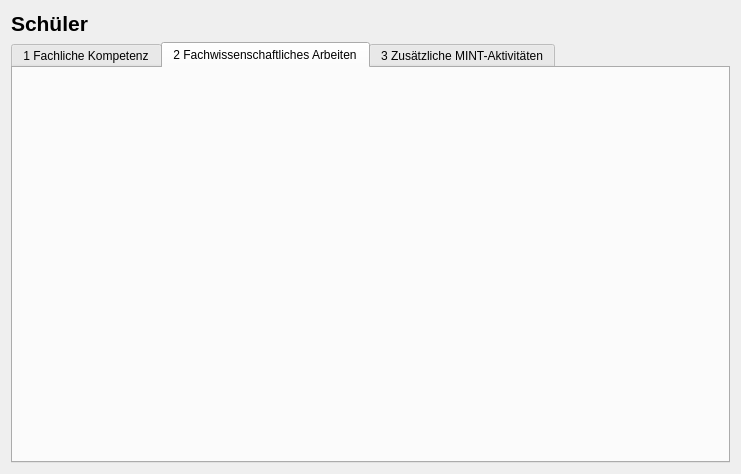
First picture: the form in mint-manager/manageactivitiesdialog.ui, repository MCG-Dallgow/MINT-Manager, before the edit.
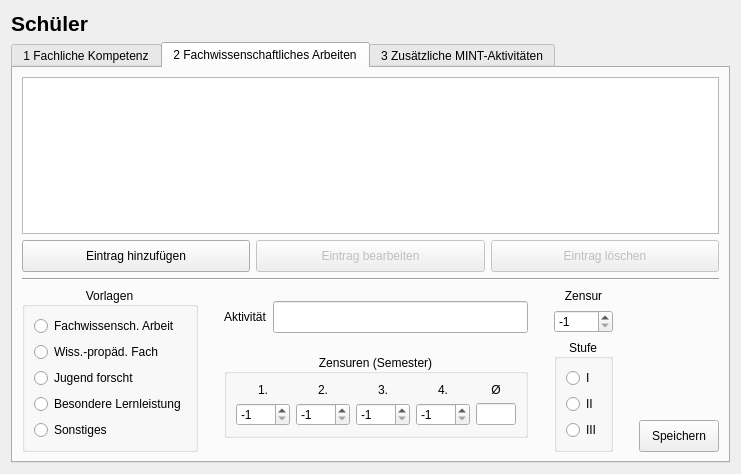
Second picture: the form after the edit. The open tabs and pages were chosen to show the change.

Commit message: Add UI for tab 2 of ManageActivitiesDialog

```diff
--- a/mint-manager/manageactivitiesdialog.ui
+++ b/mint-manager/manageactivitiesdialog.ui
@@ -941,6 +941,482 @@
         <attribute name="title">
          <string>2 Fachwissenschaftliches Arbeiten</string>
         </attribute>
+        <layout class="QVBoxLayout" name="verticalLayout_12">
+         <item>
+          <widget class="QTableView" name="tab2_tblActivities"/>
+         </item>
+         <item>
+          <layout class="QHBoxLayout" name="tab2_horizontalLayout_1">
+           <item>
+            <widget class="QPushButton" name="tab2_btnAddEntry">
+             <property name="minimumSize">
+              <size>
+               <width>0</width>
+               <height>32</height>
+              </size>
+             </property>
+             <property name="text">
+              <string>Eintrag hinzufügen</string>
+             </property>
+            </widget>
+           </item>
+           <item>
+            <widget class="QPushButton" name="tab2_btnEditEntry">
+             <property name="enabled">
+              <bool>false</bool>
+             </property>
+             <property name="minimumSize">
+              <size>
+               <width>0</width>
+               <height>32</height>
+              </size>
+             </property>
+             <property name="text">
+              <string>Eintrag bearbeiten</string>
+             </property>
+            </widget>
+           </item>
+           <item>
+            <widget class="QPushButton" name="tab2_btnRemoveEntry">
+             <property name="enabled">
+              <bool>false</bool>
+             </property>
+             <property name="minimumSize">
+              <size>
+               <width>0</width>
+               <height>32</height>
+              </size>
+             </property>
+             <property name="text">
+              <string>Eintrag löschen</string>
+             </property>
+            </widget>
+           </item>
+          </layout>
+         </item>
+         <item>
+          <widget class="Line" name="tab2_line_1">
+           <property name="orientation">
+            <enum>Qt::Horizontal</enum>
+           </property>
+          </widget>
+         </item>
+         <item>
+          <layout class="QHBoxLayout" name="tab2horizontalLayout_2">
+           <item>
+            <widget class="QGroupBox" name="tab2_gbTemplates">
+             <property name="title">
+              <string>Vorlagen</string>
+             </property>
+             <property name="alignment">
+              <set>Qt::AlignCenter</set>
+             </property>
+             <layout class="QVBoxLayout" name="verticalLayout_4">
+              <item>
+               <widget class="QRadioButton" name="tab2_rbFachwissArbeit">
+                <property name="text">
+                 <string>Fachwissensch. Arbeit</string>
+                </property>
+               </widget>
+              </item>
+              <item>
+               <widget class="QRadioButton" name="tab2_rbWissPropFach">
+                <property name="text">
+                 <string>Wiss.-propäd. Fach</string>
+                </property>
+               </widget>
+              </item>
+              <item>
+               <widget class="QRadioButton" name="tab2_rbJugendForscht">
+                <property name="text">
+                 <string>Jugend forscht</string>
+                </property>
+               </widget>
+              </item>
+              <item>
+               <widget class="QRadioButton" name="tab2_rbBesondereLernleistung">
+                <property name="text">
+                 <string>Besondere Lernleistung</string>
+                </property>
+               </widget>
+              </item>
+              <item>
+               <widget class="QRadioButton" name="tab2_rbSonstiges">
+                <property name="text">
+                 <string>Sonstiges</string>
+                </property>
+               </widget>
+              </item>
+             </layout>
+            </widget>
+           </item>
+           <item>
+            <spacer name="tab2_horizontalSpacer_1">
+             <property name="orientation">
+              <enum>Qt::Horizontal</enum>
+             </property>
+             <property name="sizeType">
+              <enum>QSizePolicy::Preferred</enum>
+             </property>
+             <property name="sizeHint" stdset="0">
+              <size>
+               <width>20</width>
+               <height>20</height>
+              </size>
+             </property>
+            </spacer>
+           </item>
+           <item>
+            <layout class="QVBoxLayout" name="tab2_verticalLayout_1">
+             <item>
+              <spacer name="tab2_verticalSpacer_2">
+               <property name="orientation">
+                <enum>Qt::Vertical</enum>
+               </property>
+               <property name="sizeType">
+                <enum>QSizePolicy::Expanding</enum>
+               </property>
+               <property name="sizeHint" stdset="0">
+                <size>
+                 <width>20</width>
+                 <height>20</height>
+                </size>
+               </property>
+              </spacer>
+             </item>
+             <item>
+              <layout class="QHBoxLayout" name="tab2_horizontalLayout_3">
+               <item>
+                <widget class="QLabel" name="tab2_lblActivity">
+                 <property name="text">
+                  <string>Aktivität</string>
+                 </property>
+                </widget>
+               </item>
+               <item>
+                <widget class="QLineEdit" name="tab2_leActivity">
+                 <property name="minimumSize">
+                  <size>
+                   <width>0</width>
+                   <height>32</height>
+                  </size>
+                 </property>
+                </widget>
+               </item>
+              </layout>
+             </item>
+             <item>
+              <spacer name="tab2_verticalSpacer_3">
+               <property name="orientation">
+                <enum>Qt::Vertical</enum>
+               </property>
+               <property name="sizeType">
+                <enum>QSizePolicy::Expanding</enum>
+               </property>
+               <property name="sizeHint" stdset="0">
+                <size>
+                 <width>20</width>
+                 <height>20</height>
+                </size>
+               </property>
+              </spacer>
+             </item>
+             <item>
+              <widget class="QGroupBox" name="tab2_gbGrades">
+               <property name="sizePolicy">
+                <sizepolicy hsizetype="Expanding" vsizetype="Preferred">
+                 <horstretch>0</horstretch>
+                 <verstretch>0</verstretch>
+                </sizepolicy>
+               </property>
+               <property name="title">
+                <string>Zensuren (Semester)</string>
+               </property>
+               <property name="alignment">
+                <set>Qt::AlignCenter</set>
+               </property>
+               <layout class="QVBoxLayout" name="verticalLayout_11">
+                <item>
+                 <layout class="QGridLayout" name="tab2_gridLayout_1">
+                  <item row="0" column="1">
+                   <widget class="QLabel" name="tab2_lblSubjectSemester2">
+                    <property name="text">
+                     <string>2.</string>
+                    </property>
+                    <property name="alignment">
+                     <set>Qt::AlignCenter</set>
+                    </property>
+                   </widget>
+                  </item>
+                  <item row="1" column="3">
+                   <widget class="QSpinBox" name="tab2_sbSubjectGrade4">
+                    <property name="minimum">
+                     <number>-1</number>
+                    </property>
+                    <property name="maximum">
+                     <number>15</number>
+                    </property>
+                    <property name="value">
+                     <number>-1</number>
+                    </property>
+                   </widget>
+                  </item>
+                  <item row="1" column="4">
+                   <widget class="QLineEdit" name="tab2_leSubjectAvg">
+                    <property name="sizePolicy">
+                     <sizepolicy hsizetype="Minimum" vsizetype="Fixed">
+                      <horstretch>0</horstretch>
+                      <verstretch>0</verstretch>
+                     </sizepolicy>
+                    </property>
+                    <property name="maximumSize">
+                     <size>
+                      <width>40</width>
+                      <height>16777215</height>
+                     </size>
+                    </property>
+                    <property name="focusPolicy">
+                     <enum>Qt::NoFocus</enum>
+                    </property>
+                   </widget>
+                  </item>
+                  <item row="0" column="0">
+                   <widget class="QLabel" name="tab2_lblSubjectSemester1">
+                    <property name="text">
+                     <string>1.</string>
+                    </property>
+                    <property name="alignment">
+                     <set>Qt::AlignCenter</set>
+                    </property>
+                   </widget>
+                  </item>
+                  <item row="0" column="3">
+                   <widget class="QLabel" name="tab2_lblSubjectSemester4">
+                    <property name="text">
+                     <string>4.</string>
+                    </property>
+                    <property name="alignment">
+                     <set>Qt::AlignCenter</set>
+                    </property>
+                   </widget>
+                  </item>
+                  <item row="1" column="2">
+                   <widget class="QSpinBox" name="tab2_sbSubjectGrade3">
+                    <property name="minimum">
+                     <number>-1</number>
+                    </property>
+                    <property name="maximum">
+                     <number>15</number>
+                    </property>
+                    <property name="value">
+                     <number>-1</number>
+                    </property>
+                   </widget>
+                  </item>
+                  <item row="0" column="4">
+                   <widget class="QLabel" name="tab2_lblSubjectAvg">
+                    <property name="sizePolicy">
+                     <sizepolicy hsizetype="Minimum" vsizetype="Preferred">
+                      <horstretch>0</horstretch>
+                      <verstretch>0</verstretch>
+                     </sizepolicy>
+                    </property>
+                    <property name="text">
+                     <string>Ø</string>
+                    </property>
+                    <property name="alignment">
+                     <set>Qt::AlignCenter</set>
+                    </property>
+                   </widget>
+                  </item>
+                  <item row="1" column="0">
+                   <widget class="QSpinBox" name="tab2_sbSubjectGrade1">
+                    <property name="minimum">
+                     <number>-1</number>
+                    </property>
+                    <property name="maximum">
+                     <number>15</number>
+                    </property>
+                    <property name="value">
+                     <number>-1</number>
+                    </property>
+                   </widget>
+                  </item>
+                  <item row="1" column="1">
+                   <widget class="QSpinBox" name="tab2_sbSubjectGrade2">
+                    <property name="minimum">
+                     <number>-1</number>
+                    </property>
+                    <property name="maximum">
+                     <number>15</number>
+                    </property>
+                    <property name="value">
+                     <number>-1</number>
+                    </property>
+                   </widget>
+                  </item>
+                  <item row="0" column="2">
+                   <widget class="QLabel" name="tab2_lblSubjectSemester3">
+                    <property name="text">
+                     <string>3.</string>
+                    </property>
+                    <property name="alignment">
+                     <set>Qt::AlignCenter</set>
+                    </property>
+                   </widget>
+                  </item>
+                 </layout>
+                </item>
+               </layout>
+              </widget>
+             </item>
+             <item>
+              <spacer name="tab2_verticalSpacer_1">
+               <property name="orientation">
+                <enum>Qt::Vertical</enum>
+               </property>
+               <property name="sizeType">
+                <enum>QSizePolicy::Expanding</enum>
+               </property>
+               <property name="sizeHint" stdset="0">
+                <size>
+                 <width>20</width>
+                 <height>20</height>
+                </size>
+               </property>
+              </spacer>
+             </item>
+            </layout>
+           </item>
+           <item>
+            <spacer name="tab2_horizontalSpacer_2">
+             <property name="orientation">
+              <enum>Qt::Horizontal</enum>
+             </property>
+             <property name="sizeType">
+              <enum>QSizePolicy::Preferred</enum>
+             </property>
+             <property name="sizeHint" stdset="0">
+              <size>
+               <width>20</width>
+               <height>20</height>
+              </size>
+             </property>
+            </spacer>
+           </item>
+           <item>
+            <layout class="QVBoxLayout" name="tab2_verticalLayout_2">
+             <item>
+              <layout class="QVBoxLayout" name="tab2_verticalLayout_4">
+               <item>
+                <widget class="QLabel" name="tab2_lblGrade">
+                 <property name="text">
+                  <string>Zensur</string>
+                 </property>
+                 <property name="alignment">
+                  <set>Qt::AlignCenter</set>
+                 </property>
+                </widget>
+               </item>
+               <item>
+                <widget class="QSpinBox" name="tab2_sbGrade">
+                 <property name="minimum">
+                  <number>-1</number>
+                 </property>
+                 <property name="maximum">
+                  <number>15</number>
+                 </property>
+                 <property name="value">
+                  <number>-1</number>
+                 </property>
+                </widget>
+               </item>
+              </layout>
+             </item>
+             <item>
+              <widget class="QGroupBox" name="tab2_gb_Level">
+               <property name="title">
+                <string>Stufe</string>
+               </property>
+               <property name="alignment">
+                <set>Qt::AlignCenter</set>
+               </property>
+               <layout class="QVBoxLayout" name="verticalLayout_6">
+                <item>
+                 <widget class="QRadioButton" name="tab2_rbLevel1">
+                  <property name="text">
+                   <string>I</string>
+                  </property>
+                 </widget>
+                </item>
+                <item>
+                 <widget class="QRadioButton" name="tab2_rbLevel2">
+                  <property name="text">
+                   <string>II</string>
+                  </property>
+                 </widget>
+                </item>
+                <item>
+                 <widget class="QRadioButton" name="tab2_rbLevel3">
+                  <property name="text">
+                   <string>III</string>
+                  </property>
+                 </widget>
+                </item>
+               </layout>
+              </widget>
+             </item>
+            </layout>
+           </item>
+           <item>
+            <spacer name="tab2_horizontalSpacer_3">
+             <property name="orientation">
+              <enum>Qt::Horizontal</enum>
+             </property>
+             <property name="sizeType">
+              <enum>QSizePolicy::Preferred</enum>
+             </property>
+             <property name="sizeHint" stdset="0">
+              <size>
+               <width>20</width>
+               <height>20</height>
+              </size>
+             </property>
+            </spacer>
+           </item>
+           <item>
+            <layout class="QVBoxLayout" name="tab2_verticalLayout_3">
+             <item>
+              <spacer name="tab2_verticalSpacer_4">
+               <property name="orientation">
+                <enum>Qt::Vertical</enum>
+               </property>
+               <property name="sizeHint" stdset="0">
+                <size>
+                 <width>20</width>
+                 <height>40</height>
+                </size>
+               </property>
+              </spacer>
+             </item>
+             <item>
+              <widget class="QPushButton" name="tab2_btnSave">
+               <property name="minimumSize">
+                <size>
+                 <width>0</width>
+                 <height>32</height>
+                </size>
+               </property>
+               <property name="text">
+                <string>Speichern</string>
+               </property>
+              </widget>
+             </item>
+            </layout>
+           </item>
+          </layout>
+         </item>
+        </layout>
        </widget>
        <widget class="QWidget" name="tab3AdditionalActivities">
         <attribute name="title">
```
Left out of the diff: 19 changed lines with no effect on the pictures.
